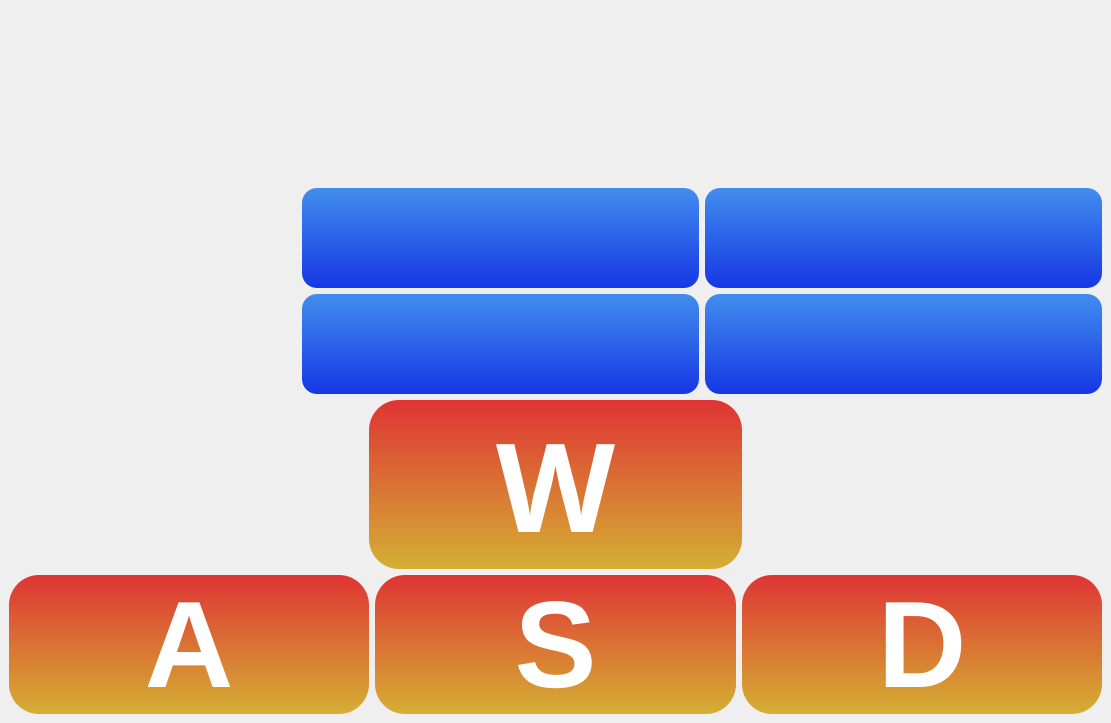
Above: ui_files/RC_Controller.ui from naryama8/rc_car before the change. Below: the same form after it.
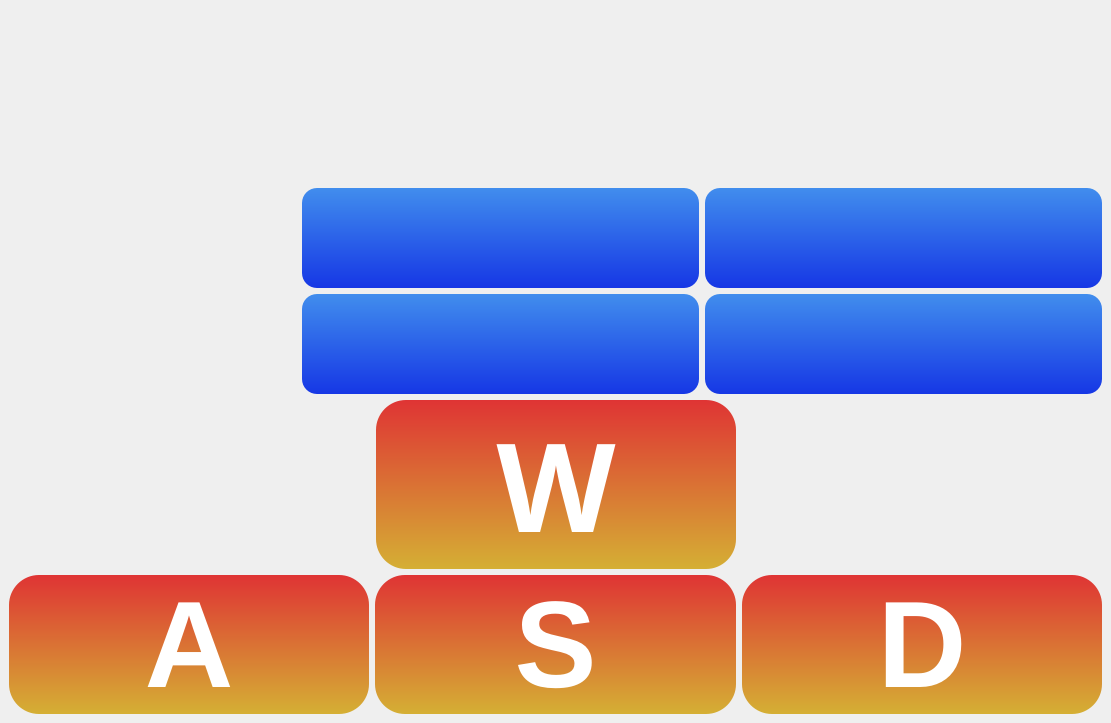
That is the form after the change. Icons and pictures are not drawn.

Patch:
```diff
--- a/ui_files/RC_Controller.ui
+++ b/ui_files/RC_Controller.ui
@@ -289,12 +289,12 @@
            <enum>Qt::Horizontal</enum>
           </property>
           <property name="sizeType">
-           <enum>QSizePolicy::Maximum</enum>
+           <enum>QSizePolicy::Minimum</enum>
           </property>
           <property name="sizeHint" stdset="0">
            <size>
-            <width>360</width>
-            <height>20</height>
+            <width>380</width>
+            <height>142</height>
            </size>
           </property>
          </spacer>
@@ -309,7 +309,7 @@
           </property>
           <property name="maximumSize">
            <size>
-            <width>600</width>
+            <width>480</width>
             <height>16777215</height>
            </size>
           </property>
@@ -349,12 +349,12 @@
            <enum>Qt::Horizontal</enum>
           </property>
           <property name="sizeType">
-           <enum>QSizePolicy::Maximum</enum>
+           <enum>QSizePolicy::Minimum</enum>
           </property>
           <property name="sizeHint" stdset="0">
            <size>
-            <width>360</width>
-            <height>20</height>
+            <width>380</width>
+            <height>142</height>
            </size>
           </property>
          </spacer>
```
Left out of the diff: 8 changed lines with no effect on the pictures.
